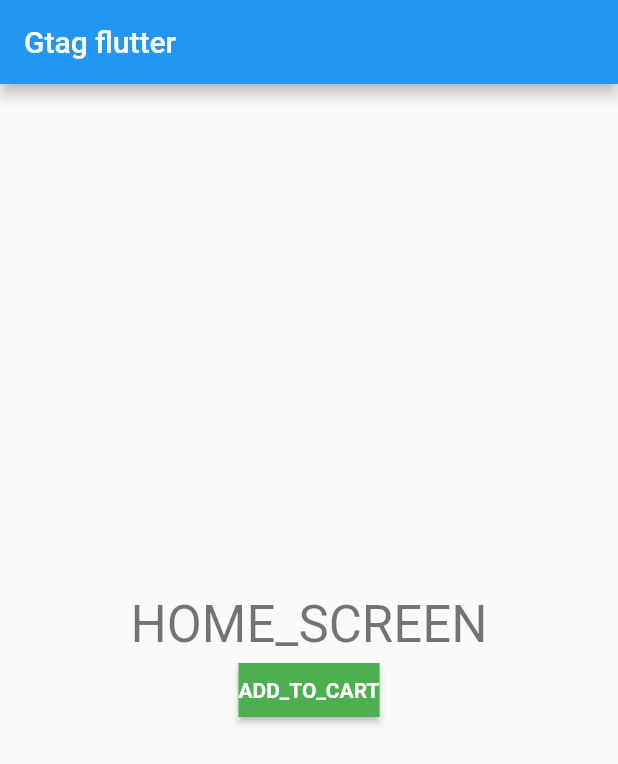
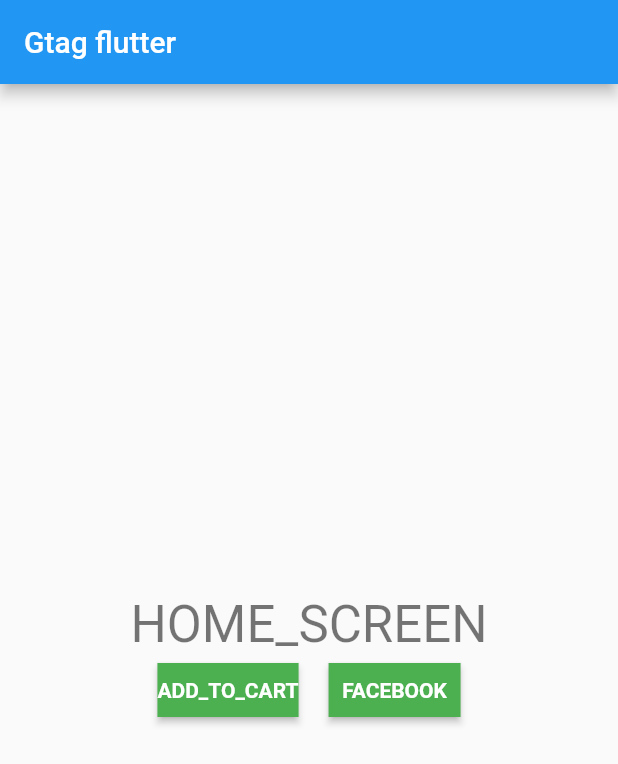
Before and after one commit to SabarishChungath/GTAG, a Flutter app: the screen it shows after launch, after a tap on "ADD_TO_CART", on a phone screen of 412 x 824 dp. Shown: the top 764 px of the screen. Run offline on Flutter 3.47's test engine with Material 2 defaults, Android fonts, the phone set to English and light mode, and no system bars; our stand-ins replace firebase_analytics; missing offline and left inert: facebook_app_events; accounts and stored records are empty.

Commit message:
FB_SDK: integrated fb sdk

```diff
--- a/lib/main.dart
+++ b/lib/main.dart
@@ -1,5 +1,6 @@
 import 'package:flutter/material.dart';
 import 'package:firebase_analytics/firebase_analytics.dart';
+import 'package:facebook_app_events/facebook_app_events.dart';
 
 void main() {
   runApp(MyApp());
@@ -29,6 +30,7 @@ class MyHomePage extends StatefulWidget {
 }
 
 class _MyHomePageState extends State<MyHomePage> {
+  static final facebookAppEvents = FacebookAppEvents();
   @override
   Widget build(BuildContext context) {
     return Scaffold(
@@ -49,15 +51,32 @@ class _MyHomePageState extends State<MyHomePage> {
                 RawMaterialButton(
                   fillColor: Colors.green,
                   onPressed: () {
-                    FirebaseAnalytics _analytics = FirebaseAnalytics();
-                    _analytics.logAddToCart(
-                        itemId: "121",
-                        itemName: "SHAMBU",
-                        itemCategory: "RIAFY_HQ",
-                        quantity: 1,
-                        currency: "AED");
+                    // FirebaseAnalytics _analytics = FirebaseAnalytics();
+                    // _analytics.logAddToCart(
+                    //     itemId: "121",
+                    //     itemName: "SHAMBU",
+                    //     itemCategory: "RIAFY_HQ",
+                    //     quantity: 1,
+                    //     currency: "AED");
                   },
                   child: Text('ADD_TO_CART',
+                      style: TextStyle(
+                          color: Colors.white, fontWeight: FontWeight.w700)),
+                ),
+                SizedBox(
+                  width: 20,
+                ),
+                RawMaterialButton(
+                  fillColor: Colors.green,
+                  onPressed: () {
+                    facebookAppEvents.logEvent(
+                      name: 'button_clicked',
+                      parameters: {
+                        'button_id': 'the_clickme_button',
+                      },
+                    );
+                  },
+                  child: Text('FACEBOOK',
                       style: TextStyle(
                           color: Colors.white, fontWeight: FontWeight.w700)),
                 )
--- a/pubspec.yaml
+++ b/pubspec.yaml
@@ -30,6 +30,7 @@ dependencies:
   cupertino_icons: ^1.0.2
   firebase_core: ^1.5.0
   firebase_analytics: ^8.3.0
+  facebook_app_events: ^0.13.4
 
 dev_dependencies:
   flutter_test:
```
Also changed, not shown: pubspec.lock, 5 other files.
